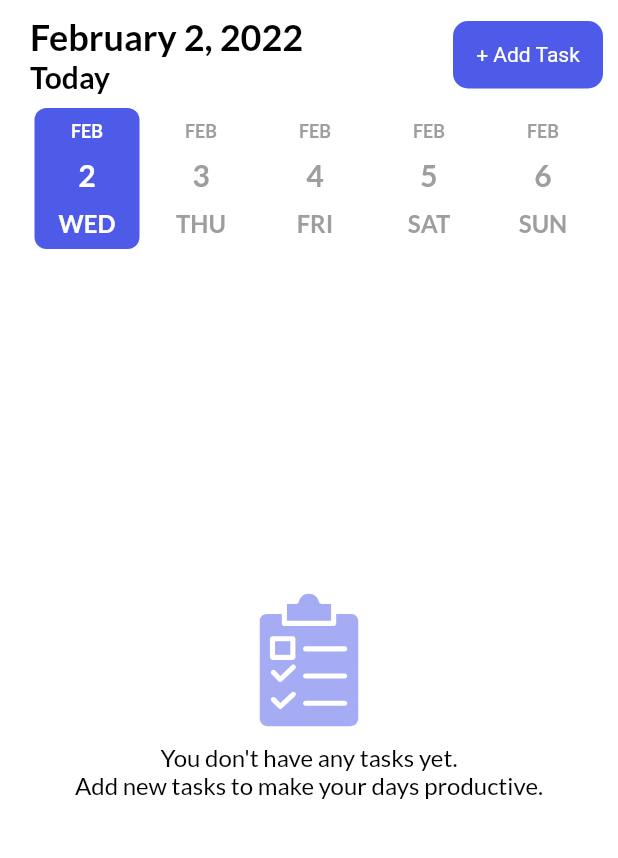
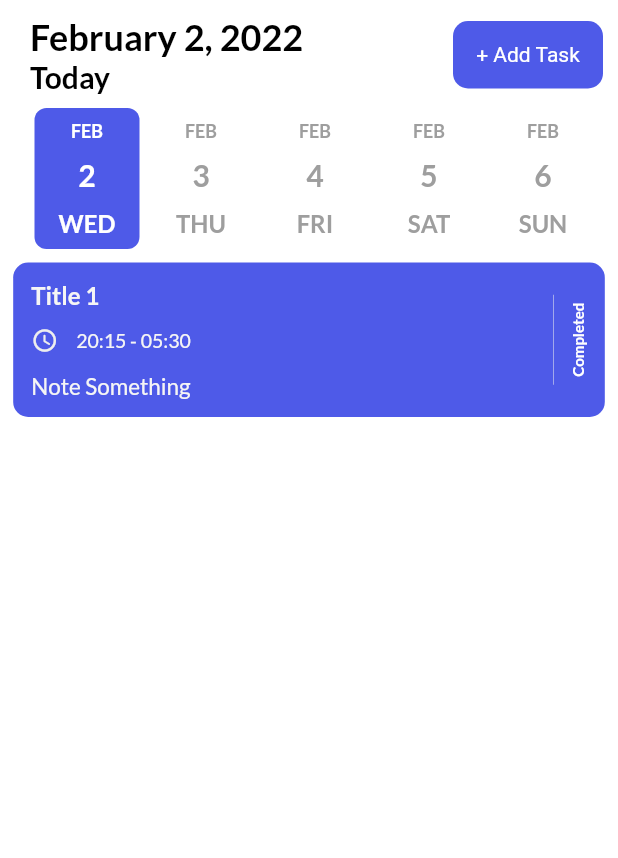
Before and after one commit to Hanan795/to_do_app, a Flutter app: the screen it shows after launch, on a phone screen of 412 x 824 dp, the part 84-942 px from its top. Run offline on Flutter 3.47's test engine with Material 2 defaults, Android fonts, the phone set to English and light mode, and no system bars; drawn by our look-alikes of date_picker_timeline; our stand-ins replace flutter_local_notifications, flutter_svg, get, get_storage, google_fonts, timezone.

Commit message:
add Task Tile widget to the home screen #17 #25

```diff
--- a/lib/models/task.dart
+++ b/lib/models/task.dart
@@ -9,4 +9,17 @@ class Task {
   int? color;
   int? remind;
   String? repeat;
+
+  Task({
+    this.id,
+    this.title,
+    this.note,
+    this.isCompleted,
+    this.date,
+    this.startTime,
+    this.endTime,
+    this.color,
+    this.remind,
+    this.repeat,
+  });
 }
--- a/lib/ui/pages/home_page.dart
+++ b/lib/ui/pages/home_page.dart
@@ -5,12 +5,14 @@ import 'package:get/get.dart';
 import 'package:google_fonts/google_fonts.dart';
 import 'package:intl/intl.dart';
 import 'package:to_do_app/controllers/task_controller.dart';
+import 'package:to_do_app/models/task.dart';
 import 'package:to_do_app/services/notification_services.dart';
 import 'package:to_do_app/services/theme_services.dart';
 import 'package:to_do_app/ui/pages/add_task_page.dart';
 import 'package:to_do_app/ui/size_config.dart';
 import 'package:to_do_app/ui/theme.dart';
 import 'package:to_do_app/ui/widgets/button.dart';
+import 'package:to_do_app/ui/widgets/task_tile.dart';
 
 import '../theme.dart';
 
@@ -47,7 +49,7 @@ class _HomePageState extends State<HomePage> {
           const SizedBox(
             height: 6.0,
           ),
-          _showTasks()
+          _showTasks(),
         ]),
       ),
     );
@@ -155,9 +157,22 @@ class _HomePageState extends State<HomePage> {
     //     return Container();
     //   }
     // }));
-    return
-        // Expanded(child:
-        _noTaskMsg();
+    // return
+    // Expanded(child:
+    // _noTaskMsg();
+    return TaskTile(
+      task: Task(
+        id: 1,
+        title: 'Title 1',
+        note: 'Note Something',
+        isCompleted: 1,
+        startTime: '20:15',
+        endTime: '05:30',
+        color: 0,
+        remind: 0,
+        repeat: '',
+      ),
+    );
   }
 
   _noTaskMsg() {
```
